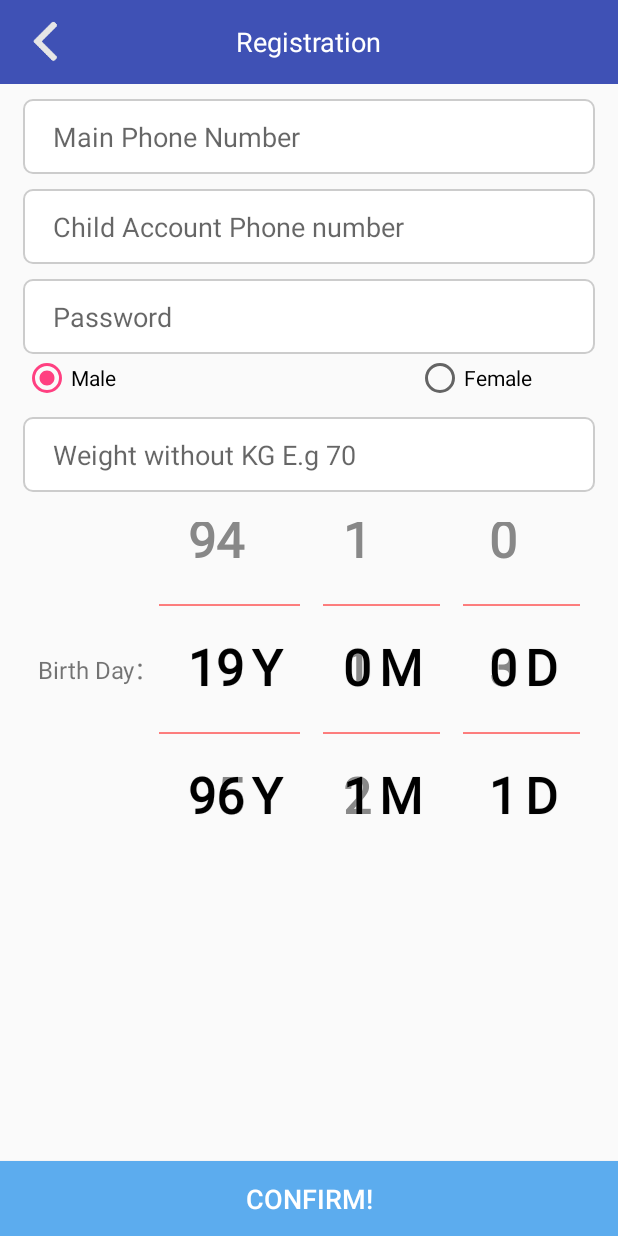
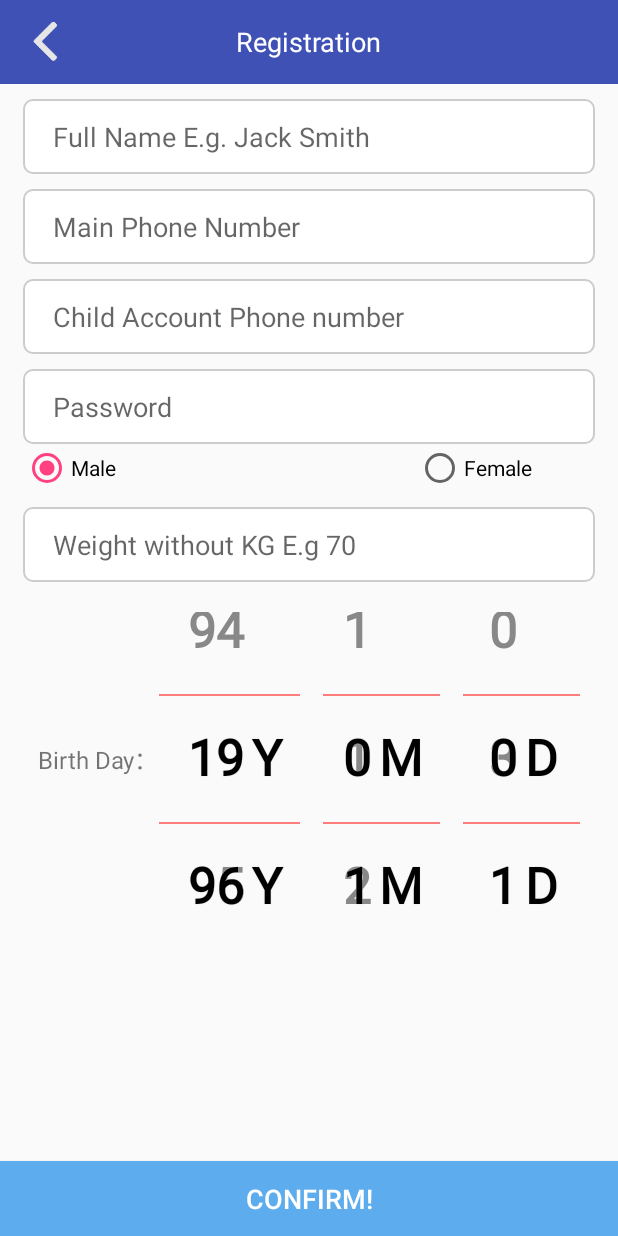
Before and after one commit to lddahz789/ElderlyHealth, an Android app: the RegisterActivity screen opened directly, with no data from a screen before it, after a tap on "CONFIRM!", on a phone screen of 412 x 824 dp. Run offline under Robolectric (Android 15) with nearby library versions, the phone set to English and light mode, and no system bars; our stand-ins replace ButterKnife.

Commit message:
version 1.3.1 side mene changes UI changes New Activity added

```diff
--- a/app/build.gradle
+++ b/app/build.gradle
@@ -15,6 +15,7 @@ android {
         versionCode 1
         versionName "1.0"
         testInstrumentationRunner "android.support.test.runner.AndroidJUnitRunner"
+        multiDexEnabled true
     }
     buildTypes {
         release {
@@ -27,10 +28,12 @@ android {
 dependencies {
     compile fileTree(include: ['*.jar'], dir: 'libs')
     compile 'com.android.support:appcompat-v7:24.2.1'
-
+    compile 'com.android.support:multidex:1.0.0'
     compile 'org.apache.commons:commons-lang3:3.1'
     compile 'com.jakewharton:butterknife:8.5.1'
     compile 'de.hdodenhof:circleimageview:2.1.0'
+    compile 'com.github.arimorty:floatingsearchview:2.0.3'
+    compile 'com.google.android.gms:play-services:9.6.1'
     compile 'com.android.support:design:24.2.0'
     annotationProcessor 'com.jakewharton:butterknife-compiler:8.5.1'
     compile files('libs/gson-2.7.jar')
--- a/app/src/main/AndroidManifest.xml
+++ b/app/src/main/AndroidManifest.xml
@@ -19,6 +19,7 @@
         <activity android:name=".MainActivity" />
         <activity android:name=".ui.GameActivity" />
         <activity android:name=".ui.NutritionActivity" />
+        <activity android:name=".ui.MapActivity" />
         <activity android:name=".ui.SettingAlarmActivity" />
         <activity android:name=".ui.HelpActivity" />
         <activity android:name=".ui.HistoryFoodListActivity" />
--- a/app/src/main/java/com/example/tommorow/RegisterActivity.java
+++ b/app/src/main/java/com/example/tommorow/RegisterActivity.java
@@ -34,7 +34,8 @@ import butterknife.OnClick;
  */
 
 public class RegisterActivity extends BaseActivity {
-
+    @BindView(R.id.fullName)
+    EditText fullName;
     @BindView(R.id.name)
     EditText name;
     @BindView(R.id.childName)
@@ -55,7 +56,7 @@ public class RegisterActivity extends BaseActivity {
     LinearLayout ll;
     @BindView(R.id.register)
     Button register;
-    private String mName, mChildName, mPassWord, mBirthday, mGender, mWeight;
+    private String mName, mChildName, mPassWord, mBirthday, mGender, mWeight, mFullName;
     private List<User> userList;
     private int mYear = 1996;
     private int mMonth = 0;
@@ -132,9 +133,10 @@ public class RegisterActivity extends BaseActivity {
         mName = name.getText().toString().trim();
         mChildName = childName.getText().toString().trim();
         mPassWord = passWord.getText().toString().trim();
+        mFullName = fullName.getText().toString().trim();
         mWeight = weight.getText().toString().trim();
         mBirthday = year.getTextItem(year.getCurrentItem()) + "-" + String.valueOf(month.getCurrentItem() + 1) + "-" + String.valueOf(day.getCurrentItem() + 1);
-        if (TextUtils.isEmpty(StringUtils.c(mName)) || TextUtils.isEmpty(StringUtils.c(mChildName)) || TextUtils.isEmpty(StringUtils.c(mPassWord)) || TextUtils.isEmpty(StringUtils.c(mWeight))) {
+        if (TextUtils.isEmpty(StringUtils.c(mName)) || TextUtils.isEmpty(StringUtils.c(mChildName)) || TextUtils.isEmpty(StringUtils.c(mPassWord)) || TextUtils.isEmpty(StringUtils.c(mFullName)) ||TextUtils.isEmpty(StringUtils.c(mWeight))) {
             Toast.makeText(RegisterActivity.this, "Please complete your information", Toast.LENGTH_LONG).show();
             return;
         } else {
@@ -143,16 +145,16 @@ public class RegisterActivity extends BaseActivity {
             userList = userDBUtils.queryAllUser();
             for (int i = 0; i < userList.size(); i++) {
                 if (userList.get(i).getName().equals(mName) || userList.get(i).getChildName().equals(mChildName)) {
-                    Toast.makeText(RegisterActivity.this, "Account already exsists，Please try agian", Toast.LENGTH_LONG).show();
+                    Toast.makeText(RegisterActivity.this, "Account already exists，Please try again", Toast.LENGTH_LONG).show();
                     isNewUser = false;
                     return;
                 }
 
             }
             if (isNewUser) {
-                User newUser = new User(mName, mChildName, mPassWord, mBirthday, mWeight, mGender);
+                User newUser = new User(mName, mChildName, mPassWord, mBirthday, mWeight, mGender,mFullName);
                 userDBUtils.regist(newUser);
-                Toast.makeText(RegisterActivity.this, "Acount Created!", Toast.LENGTH_LONG).show();
+                Toast.makeText(RegisterActivity.this, "Account Created!", Toast.LENGTH_LONG).show();
                 finish();
             }
 
--- a/app/src/main/java/com/example/tommorow/db/DBHelper.java
+++ b/app/src/main/java/com/example/tommorow/db/DBHelper.java
@@ -27,7 +27,8 @@ public class DBHelper extends SQLiteOpenHelper {
                 "password VARCHAR(20)," +
                 "birthday VARCHAR(20)," +
                 "weight VARCHAR(20)," +
-                "gender VARCHAR(20));";
+                "gender VARCHAR(20)," +
+                "fullname VARCHAR(20));";
         db.execSQL(sql);
     }
 
--- a/app/src/main/java/com/example/tommorow/db/UserDBUtils.java
+++ b/app/src/main/java/com/example/tommorow/db/UserDBUtils.java
@@ -27,12 +27,12 @@ public class UserDBUtils {
     public void regist(User user) {
         SQLiteDatabase database = null;
         try {
-            String sql = "INSERT INTO user(name,childname,password,birthday,weight,gender) VALUES (?,?,?,?,?,?)";
+            String sql = "INSERT INTO user(name,childname,password,birthday,weight,gender,fullname) VALUES (?,?,?,?,?,?,?)";
             database = helper.getWritableDatabase();
             database.execSQL(
                     sql,
                     new Object[]{user.getName(), user.getChildName(),
-                            user.getPassWord(), user.getBirthday(), user.getWeight(), user.getGender()});
+                            user.getPassWord(), user.getBirthday(), user.getWeight(), user.getGender(),user.getFullName()});
         } catch (Exception e) {
             e.printStackTrace();
         } finally {
@@ -62,6 +62,7 @@ public class UserDBUtils {
                 u.setPassWord(cursor.getString(cursor.getColumnIndex("password")));
                 u.setWeight(cursor.getString(cursor.getColumnIndex("weight")));
                 u.setGender(cursor.getString(cursor.getColumnIndex("gender")));
+                u.setFullName(cursor.getString(cursor.getColumnIndex("fullname")));
                 users.add(u);
             }
         } catch (Exception e) {
--- a/app/src/main/res/layout/activity_register.xml
+++ b/app/src/main/res/layout/activity_register.xml
@@ -15,6 +15,15 @@
         android:layout_marginLeft="@dimen/size_30px"
         android:layout_marginRight="@dimen/size_30px"
         android:orientation="vertical">
+
+        <EditText
+            android:id="@+id/fullName"
+            android:layout_width="match_parent"
+            android:layout_height="50dp"
+            android:layout_marginTop="10dp"
+            android:background="@drawable/edit_bg"
+            android:hint="Full Name E.g. Jack Smith"
+            android:inputType= "textPersonName"/>
 
         <EditText
             android:id="@+id/name"
```
Also changed, not shown: app/src/main/java/com/example/tommorow/MainActivity.java (+36 -3 lines), app/src/main/java/com/example/tommorow/entity/User.java (+12 -1 lines), app/src/main/java/com/example/tommorow/ui/MapActivity.java (added, +37 -0 lines), app/src/main/res/layout/activity_map.xml (+29 -5 lines), app/src/main/res/menu/nav_menu.xml (+15 -3 lines), app/src/main/res/drawable/icon_side_about.png (added), app/src/main/res/drawable/icon_side_emergency.png (added), app/src/main/res/drawable/icon_side_exercise.png (added), app/src/main/res/drawable/icon_side_game.jpeg (added), app/src/main/res/drawable/icon_side_nearby.jpeg (added), app/src/main/res/drawable/icon_side_nutrition.png (added), app/src/main/res/drawable/icon_side_profile.png (added), app/src/main/res/drawable/icon_side_reminder.png (added), app/src/main/res/drawable/icon_side_settings.png (added).
